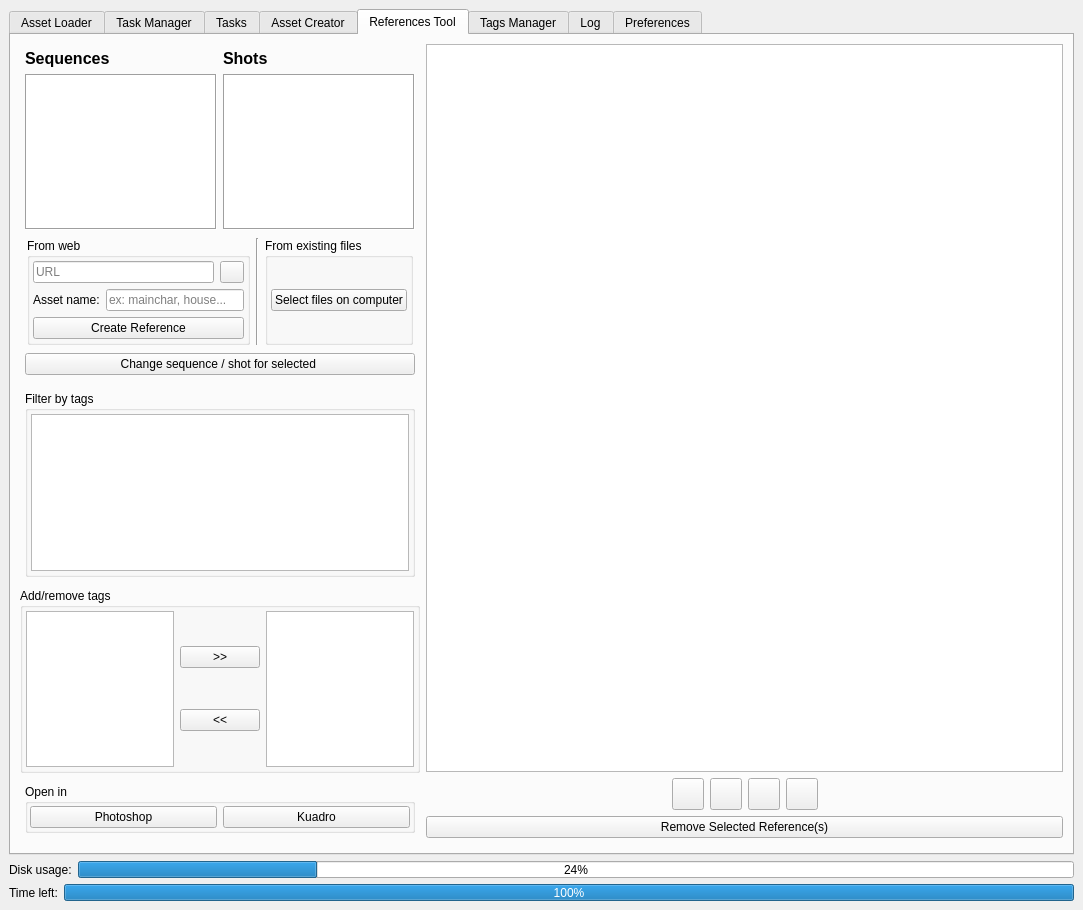
The window that media/main_window.ui (all-in-one-of/project_manager) describes before a commit, drawn with Qt 5.
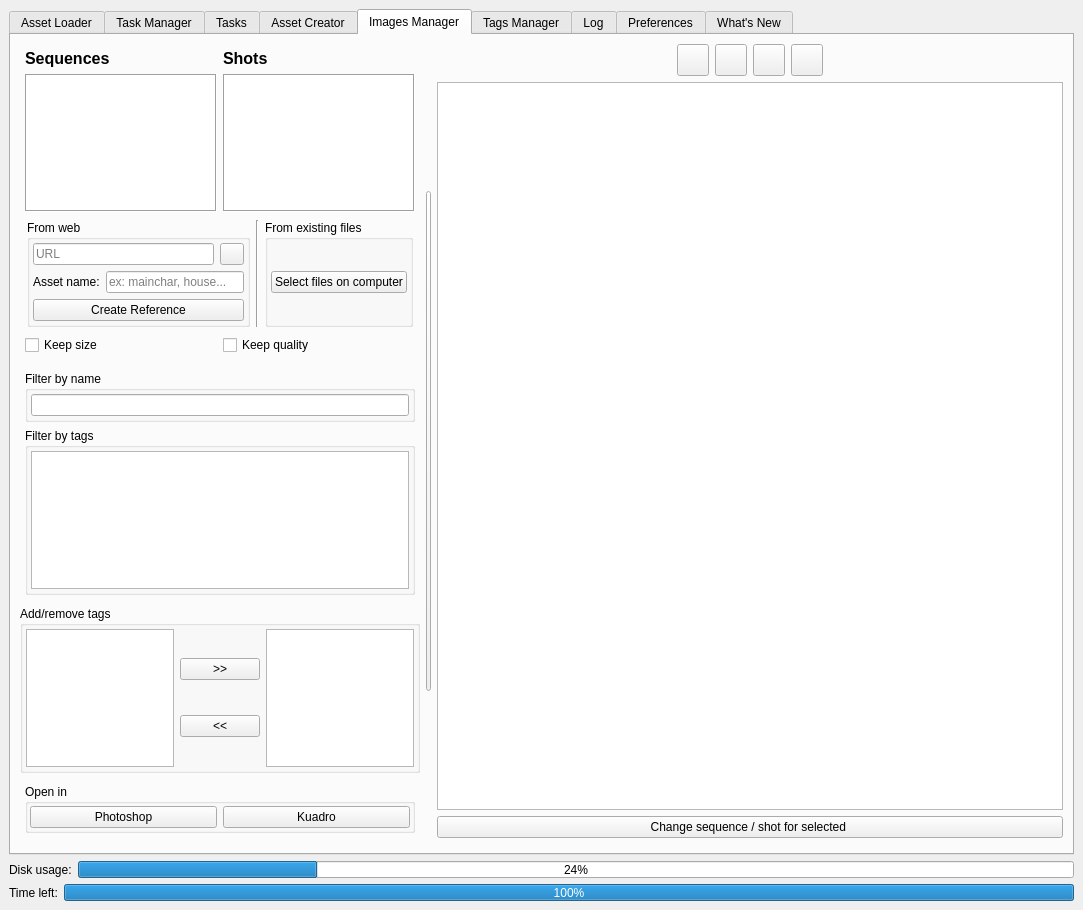
The same window after the commit. The open tabs and pages were chosen to show the change.

Commit message: Add whats new module and check box for keeping size and quality when downloading textures in Images Manager

```diff
--- a/media/main_window.ui
+++ b/media/main_window.ui
@@ -2386,7 +2386,7 @@
         </widget>
         <widget class="QWidget" name="tab">
          <attribute name="title">
-          <string>References Tool</string>
+          <string>Images Manager</string>
          </attribute>
          <layout class="QVBoxLayout" name="verticalLayout_23">
           <item>
@@ -2697,10 +2697,44 @@
                     </widget>
                    </item>
                    <item>
-                    <widget class="QPushButton" name="changeRefSeqShotBtn">
-                     <property name="text">
-                      <string>Change sequence / shot for selected </string>
+                    <widget class="QFrame" name="compressionFrame">
+                     <property name="frameShape">
+                      <enum>QFrame::NoFrame</enum>
                      </property>
+                     <property name="frameShadow">
+                      <enum>QFrame::Raised</enum>
+                     </property>
+                     <layout class="QHBoxLayout" name="horizontalLayout_50">
+                      <property name="margin">
+                       <number>0</number>
+                      </property>
+                      <item>
+                       <widget class="QCheckBox" name="keepSizeCheckBox">
+                        <property name="text">
+                         <string>Keep size</string>
+                        </property>
+                        <property name="iconSize">
+                         <size>
+                          <width>16</width>
+                          <height>16</height>
+                         </size>
+                        </property>
+                       </widget>
+                      </item>
+                      <item>
+                       <widget class="QCheckBox" name="keepQualityCheckBox">
+                        <property name="text">
+                         <string>Keep quality</string>
+                        </property>
+                        <property name="iconSize">
+                         <size>
+                          <width>16</width>
+                          <height>16</height>
+                         </size>
+                        </property>
+                       </widget>
+                      </item>
+                     </layout>
                     </widget>
                    </item>
                   </layout>
@@ -2718,6 +2752,24 @@
                    <property name="margin">
                     <number>5</number>
                    </property>
+                   <item>
+                    <widget class="QGroupBox" name="filterByNameGroupBox">
+                     <property name="title">
+                      <string>Filter by name</string>
+                     </property>
+                     <property name="flat">
+                      <bool>true</bool>
+                     </property>
+                     <layout class="QVBoxLayout" name="verticalLayout_30">
+                      <property name="margin">
+                       <number>3</number>
+                      </property>
+                      <item>
+                       <widget class="QLineEdit" name="filterByNameLineEdit"/>
+                      </item>
+                     </layout>
+                    </widget>
+                   </item>
                    <item>
                     <widget class="QGroupBox" name="filterByTagsGroupBox">
                      <property name="title">
@@ -2874,6 +2926,31 @@
                </layout>
               </widget>
              </item>
+             <item>
+              <widget class="QPushButton" name="hideReferenceOptionsFrameBtn">
+               <property name="minimumSize">
+                <size>
+                 <width>5</width>
+                 <height>500</height>
+                </size>
+               </property>
+               <property name="maximumSize">
+                <size>
+                 <width>5</width>
+                 <height>500</height>
+                </size>
+               </property>
+               <property name="text">
+                <string/>
+               </property>
+               <property name="iconSize">
+                <size>
+                 <width>16</width>
+                 <height>16</height>
+                </size>
+               </property>
+              </widget>
+             </item>
              <item>
               <widget class="QFrame" name="referenceThumbFrame">
                <property name="frameShape">
@@ -2886,6 +2963,123 @@
                 <property name="margin">
                  <number>0</number>
                 </property>
+                <item>
+                 <widget class="QFrame" name="changeThumbnailSizeFrame">
+                  <property name="frameShape">
+                   <enum>QFrame::NoFrame</enum>
+                  </property>
+                  <property name="frameShadow">
+                   <enum>QFrame::Raised</enum>
+                  </property>
+                  <layout class="QHBoxLayout" name="horizontalLayout_38">
+                   <property name="margin">
+                    <number>0</number>
+                   </property>
+                   <item>
+                    <spacer name="horizontalSpacer_2">
+                     <property name="orientation">
+                      <enum>Qt::Horizontal</enum>
+                     </property>
+                     <property name="sizeHint" stdset="0">
+                      <size>
+                       <width>40</width>
+                       <height>20</height>
+                      </size>
+                     </property>
+                    </spacer>
+                   </item>
+                   <item>
+                    <widget class="QPushButton" name="biggerRefPushButton_01">
+                     <property name="minimumSize">
+                      <size>
+                       <width>32</width>
+                       <height>32</height>
+                      </size>
+                     </property>
+                     <property name="maximumSize">
+                      <size>
+                       <width>32</width>
+                       <height>32</height>
+                      </size>
+                     </property>
+                     <property name="text">
+                      <string/>
+                     </property>
+                    </widget>
+                   </item>
+                   <item>
+                    <widget class="QPushButton" name="biggerRefPushButton_02">
+                     <property name="minimumSize">
+                      <size>
+                       <width>32</width>
+                       <height>32</height>
+                      </size>
+                     </property>
+                     <property name="maximumSize">
+                      <size>
+                       <width>32</width>
+                       <height>32</height>
+                      </size>
+                     </property>
+                     <property name="text">
+                      <string/>
+                     </property>
+                    </widget>
+                   </item>
+                   <item>
+                    <widget class="QPushButton" name="biggerRefPushButton_03">
+                     <property name="minimumSize">
+                      <size>
+                       <width>32</width>
+                       <height>32</height>
+                      </size>
+                     </property>
+                     <property name="maximumSize">
+                      <size>
+                       <width>32</width>
+                       <height>32</height>
+                      </size>
+                     </property>
+                     <property name="text">
+                      <string/>
+                     </property>
+                    </widget>
+                   </item>
+                   <item>
+                    <widget class="QPushButton" name="biggerRefPushButton_04">
+                     <property name="minimumSize">
+                      <size>
+                       <width>32</width>
+                       <height>32</height>
+                      </size>
+                     </property>
+                     <property name="maximumSize">
+                      <size>
+                       <width>32</width>
+                       <height>32</height>
+                      </size>
+                     </property>
+                     <property name="text">
+                      <string/>
+                     </property>
+                    </widget>
+                   </item>
+                   <item>
+                    <spacer name="horizontalSpacer_3">
+                     <property name="orientation">
+                      <enum>Qt::Horizontal</enum>
+                     </property>
+                     <property name="sizeHint" stdset="0">
+                      <size>
+                       <width>40</width>
+                       <height>20</height>
+                      </size>
+                     </property>
+                    </spacer>
+                   </item>
+                  </layout>
+                 </widget>
+                </item>
                 <item>
                  <widget class="QListWidget" name="referenceThumbListWidget">
                   <property name="minimumSize">
@@ -2945,126 +3139,9 @@
                  </widget>
                 </item>
                 <item>
-                 <widget class="QFrame" name="frame_2">
-                  <property name="frameShape">
-                   <enum>QFrame::NoFrame</enum>
-                  </property>
-                  <property name="frameShadow">
-                   <enum>QFrame::Raised</enum>
-                  </property>
-                  <layout class="QHBoxLayout" name="horizontalLayout_38">
-                   <property name="margin">
-                    <number>0</number>
-                   </property>
-                   <item>
-                    <spacer name="horizontalSpacer_2">
-                     <property name="orientation">
-                      <enum>Qt::Horizontal</enum>
-                     </property>
-                     <property name="sizeHint" stdset="0">
-                      <size>
-                       <width>40</width>
-                       <height>20</height>
-                      </size>
-                     </property>
-                    </spacer>
-                   </item>
-                   <item>
-                    <widget class="QPushButton" name="biggerRefPushButton_01">
-                     <property name="minimumSize">
-                      <size>
-                       <width>32</width>
-                       <height>32</height>
-                      </size>
-                     </property>
-                     <property name="maximumSize">
-                      <size>
-                       <width>32</width>
-                       <height>32</height>
-                      </size>
-                     </property>
-                     <property name="text">
-                      <string/>
-                     </property>
-                    </widget>
-                   </item>
-                   <item>
-                    <widget class="QPushButton" name="biggerRefPushButton_02">
-                     <property name="minimumSize">
-                      <size>
-                       <width>32</width>
-                       <height>32</height>
-                      </size>
-                     </property>
-                     <property name="maximumSize">
-                      <size>
-                       <width>32</width>
-                       <height>32</height>
-                      </size>
-                     </property>
-                     <property name="text">
-                      <string/>
-                     </property>
-                    </widget>
-                   </item>
-                   <item>
-                    <widget class="QPushButton" name="biggerRefPushButton_03">
-                     <property name="minimumSize">
-                      <size>
-                       <width>32</width>
-                       <height>32</height>
-                      </size>
-                     </property>
-                     <property name="maximumSize">
-                      <size>
-                       <width>32</width>
-                       <height>32</height>
-                      </size>
-                     </property>
-                     <property name="text">
-                      <string/>
-                     </property>
-                    </widget>
-                   </item>
-                   <item>
-                    <widget class="QPushButton" name="biggerRefPushButton_04">
-                     <property name="minimumSize">
-                      <size>
-                       <width>32</width>
-                       <height>32</height>
-                      </size>
-                     </property>
-                     <property name="maximumSize">
-                      <size>
-                       <width>32</width>
-                       <height>32</height>
-                      </size>
-                     </property>
-                     <property name="text">
-                      <string/>
-                     </property>
-                    </widget>
-                   </item>
-                   <item>
-                    <spacer name="horizontalSpacer_3">
-                     <property name="orientation">
-                      <enum>Qt::Horizontal</enum>
-                     </property>
-                     <property name="sizeHint" stdset="0">
-                      <size>
-                       <width>40</width>
-                       <height>20</height>
-                      </size>
-                     </property>
-                    </spacer>
-                   </item>
-                  </layout>
-                 </widget>
-                </item>
-                <item>
-                 <widget class="QPushButton" name="removeRefsBtn">
+                 <widget class="QPushButton" name="changeRefSeqShotBtn">
                   <property name="text">
-                   <string>Remove Selected Reference(s)</string>
+                   <string>Change sequence / shot for selected </string>
                   </property>
                  </widget>
                 </item>
@@ -3534,6 +3611,37 @@
           </item>
          </layout>
         </widget>
+        <widget class="QWidget" name="whatsNewTab">
+         <attribute name="title">
+          <string>What's New</string>
+         </attribute>
+         <widget class="QTreeWidget" name="whatsNewTreeWidget">
+          <property name="geometry">
+           <rect>
+            <x>100</x>
+            <y>70</y>
+            <width>801</width>
+            <height>321</height>
+           </rect>
+          </property>
+          <attribute name="headerVisible">
+           <bool>false</bool>
+          </attribute>
+         </widget>
+         <widget class="QPushButton" name="markAllAsReadBtn">
+          <property name="geometry">
+           <rect>
+            <x>130</x>
+            <y>420</y>
+            <width>761</width>
+            <height>23</height>
+           </rect>
+          </property>
+          <property name="text">
+           <string>Mark all as read</string>
+          </property>
+         </widget>
+        </widget>
        </widget>
       </item>
       <item>
```
Left out of the diff: 4 changed lines with no effect on the pictures. The commit also changes 9 other files.
